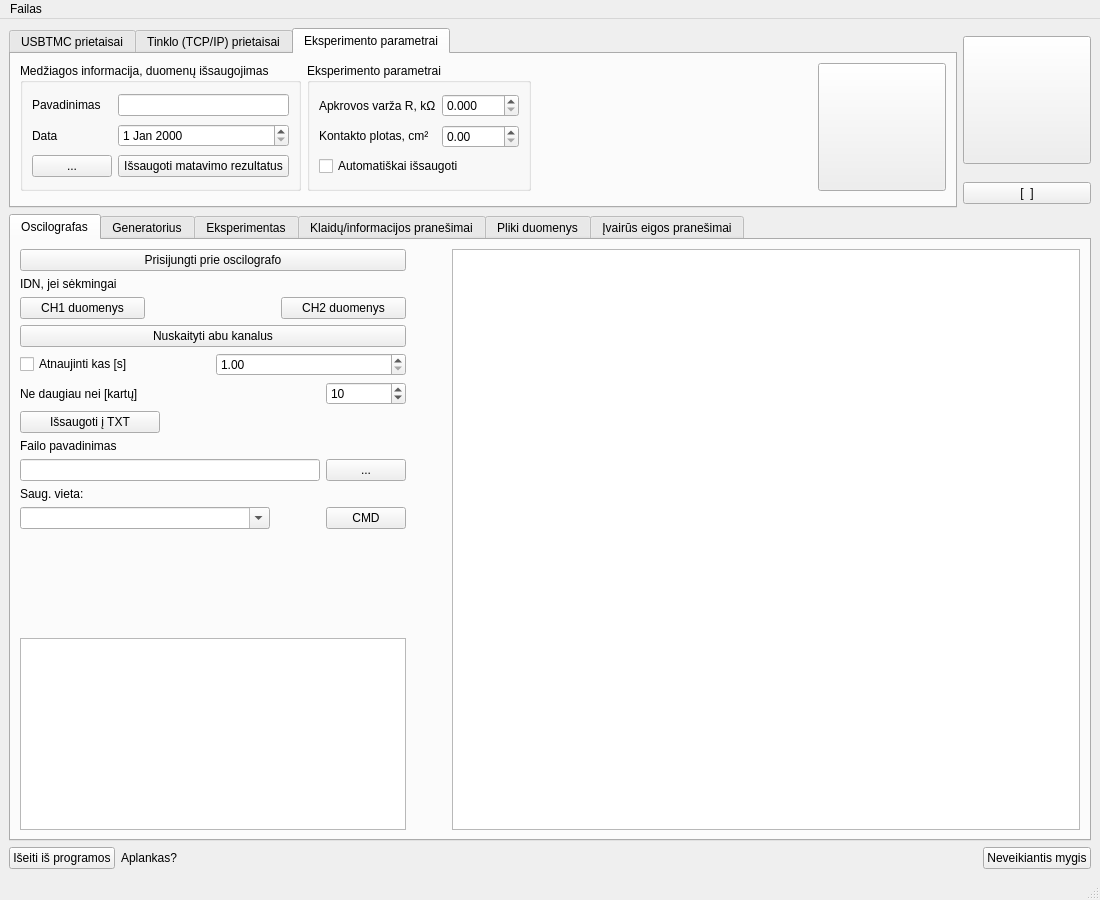
Old version of the form UIfiles/GUIThread.ui in the repository userIsTaken/TryUSB.
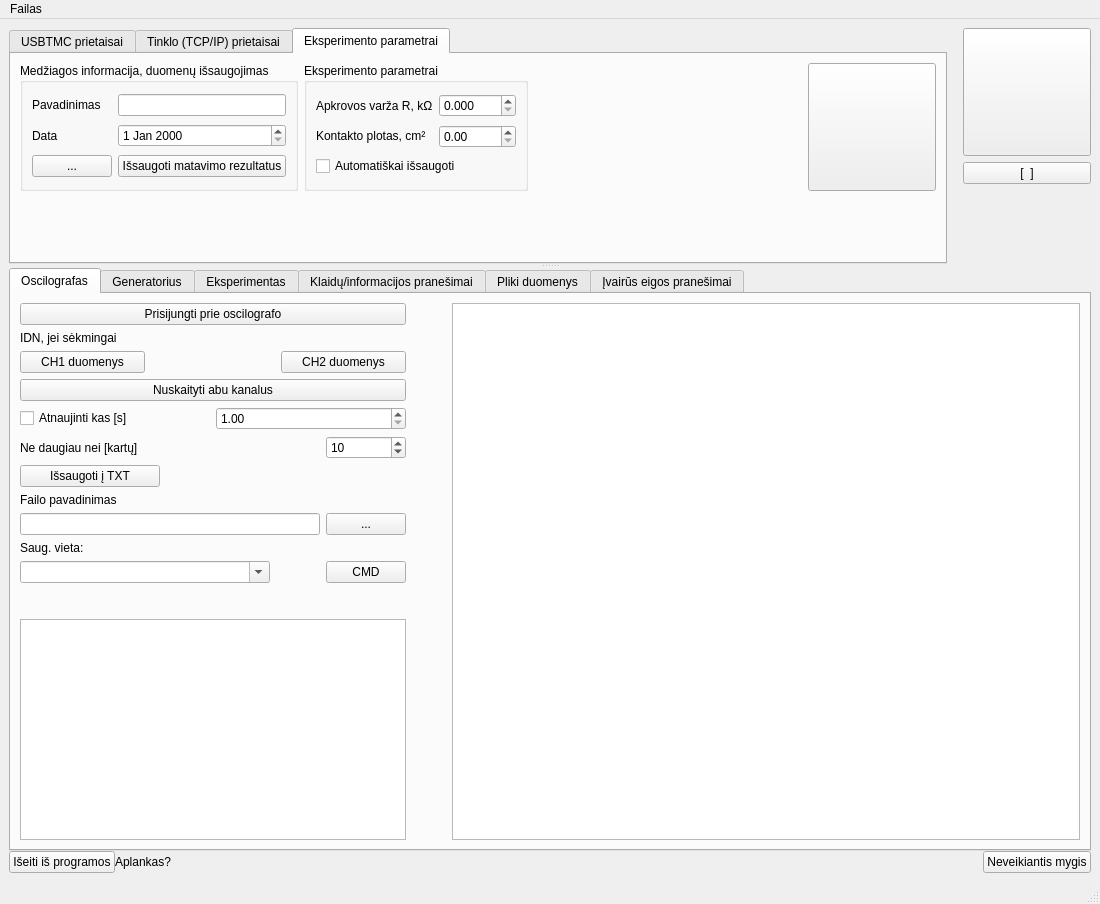
New version of the form. The open tabs and pages were chosen to show the change. Icons and pictures are not drawn. Custom widgets are drawn as their Qt base class.

```diff
--- a/UIfiles/GUIThread.ui
+++ b/UIfiles/GUIThread.ui
@@ -7,7 +7,7 @@
     <x>0</x>
     <y>0</y>
     <width>1100</width>
-    <height>900</height>
+    <height>904</height>
    </rect>
   </property>
   <property name="sizePolicy">
@@ -19,20 +19,25 @@
   <property name="minimumSize">
    <size>
     <width>1100</width>
-    <height>900</height>
+    <height>800</height>
    </size>
   </property>
   <property name="windowTitle">
    <string>GenOsci</string>
   </property>
   <widget class="QWidget" name="centralwidget">
-   <layout class="QGridLayout" name="gridLayout_28">
-    <item row="0" column="0" colspan="4">
-     <layout class="QGridLayout" name="gridLayout_3">
+   <layout class="QVBoxLayout" name="verticalLayout">
+    <item>
+     <widget class="QSplitter" name="splitter">
+      <property name="orientation">
+       <enum>Qt::Vertical</enum>
+      </property>
+      <widget class="QWidget" name="layoutWidget">
+       <layout class="QGridLayout" name="gridLayout_3" columnstretch="1,1,0">
       <property name="sizeConstraint">
-       <enum>QLayout::SetMaximumSize</enum>
-      </property>
-      <item row="0" column="0" rowspan="2">
+         <enum>QLayout::SetMinimumSize</enum>
+        </property>
+        <item row="0" column="0" rowspan="3">
        <widget class="QTabWidget" name="devicesTabWidget">
         <property name="sizePolicy">
          <sizepolicy hsizetype="Expanding" vsizetype="Expanding">
@@ -490,11 +495,24 @@
             </property>
            </spacer>
           </item>
+            <item row="1" column="3">
+             <spacer name="verticalSpacer_4">
+              <property name="orientation">
+               <enum>Qt::Vertical</enum>
+              </property>
+              <property name="sizeHint" stdset="0">
+               <size>
+                <width>20</width>
+                <height>40</height>
+               </size>
+              </property>
+             </spacer>
+            </item>
          </layout>
         </widget>
        </widget>
       </item>
-      <item row="0" column="1">
+        <item row="0" column="2">
        <widget class="QPushButton" name="anotherExitButton">
         <property name="sizePolicy">
          <sizepolicy hsizetype="Fixed" vsizetype="Fixed">
@@ -508,6 +526,12 @@
           <height>128</height>
          </size>
         </property>
+          <property name="maximumSize">
+           <size>
+            <width>128</width>
+            <height>128</height>
+           </size>
+          </property>
         <property name="text">
          <string/>
         </property>
@@ -519,19 +543,68 @@
         </property>
        </widget>
       </item>
-      <item row="1" column="1">
+        <item row="0" column="1">
+         <spacer name="horizontalSpacer_15">
+          <property name="orientation">
+           <enum>Qt::Horizontal</enum>
+          </property>
+          <property name="sizeType">
+           <enum>QSizePolicy::Fixed</enum>
+          </property>
+          <property name="sizeHint" stdset="0">
+           <size>
+            <width>10</width>
+            <height>20</height>
+           </size>
+          </property>
+         </spacer>
+        </item>
+        <item row="1" column="2">
        <widget class="QPushButton" name="fullscreenButton">
+          <property name="sizePolicy">
+           <sizepolicy hsizetype="Fixed" vsizetype="Fixed">
+            <horstretch>0</horstretch>
+            <verstretch>0</verstretch>
+           </sizepolicy>
+          </property>
+          <property name="maximumSize">
+           <size>
+            <width>130</width>
+            <height>30</height>
+           </size>
+          </property>
         <property name="text">
          <string>[  ]</string>
         </property>
        </widget>
       </item>
-     </layout>
-    </item>
-    <item row="1" column="0" colspan="4">
+        <item row="2" column="2">
+         <spacer name="verticalSpacer_7">
+          <property name="orientation">
+           <enum>Qt::Vertical</enum>
+          </property>
+          <property name="sizeHint" stdset="0">
+           <size>
+            <width>20</width>
+            <height>40</height>
+           </size>
+          </property>
+         </spacer>
+        </item>
+       </layout>
+      </widget>
+      <widget class="QWidget" name="layoutWidget">
+       <layout class="QGridLayout" name="gridLayout_28" rowstretch="0,0">
+        <property name="sizeConstraint">
+         <enum>QLayout::SetMinimumSize</enum>
+        </property>
+        <property name="spacing">
+         <number>0</number>
+        </property>
+        <item row="0" column="0">
      <widget class="QTabWidget" name="tabWidget">
       <property name="sizePolicy">
-       <sizepolicy hsizetype="Expanding" vsizetype="MinimumExpanding">
+           <sizepolicy hsizetype="Expanding" vsizetype="Expanding">
         <horstretch>0</horstretch>
         <verstretch>0</verstretch>
        </sizepolicy>
@@ -539,7 +612,13 @@
       <property name="minimumSize">
        <size>
         <width>0</width>
-        <height>0</height>
+            <height>400</height>
+           </size>
+          </property>
+          <property name="maximumSize">
+           <size>
+            <width>16777215</width>
+            <height>800</height>
        </size>
       </property>
       <property name="currentIndex">
@@ -735,6 +814,9 @@
           <property name="orientation">
            <enum>Qt::Vertical</enum>
           </property>
+              <property name="sizeType">
+               <enum>QSizePolicy::Minimum</enum>
+              </property>
           <property name="sizeHint" stdset="0">
            <size>
             <width>20</width>
@@ -1842,21 +1924,23 @@
       </widget>
      </widget>
     </item>
-    <item row="2" column="0">
+        <item row="1" column="0">
+         <layout class="QHBoxLayout" name="horizontalLayout">
+          <item>
      <widget class="QPushButton" name="closeButton">
       <property name="text">
        <string>Išeiti iš programos</string>
       </property>
      </widget>
     </item>
-    <item row="2" column="1">
+          <item>
      <widget class="QLabel" name="pathLabel">
       <property name="text">
        <string>Aplankas?</string>
       </property>
      </widget>
     </item>
-    <item row="2" column="2">
+          <item>
      <spacer name="horizontalSpacer">
       <property name="orientation">
        <enum>Qt::Horizontal</enum>
@@ -1869,11 +1953,17 @@
       </property>
      </spacer>
     </item>
-    <item row="2" column="3">
+          <item>
      <widget class="QPushButton" name="unused_button">
       <property name="text">
        <string>Neveikiantis mygis</string>
       </property>
+           </widget>
+          </item>
+         </layout>
+        </item>
+       </layout>
+      </widget>
      </widget>
     </item>
    </layout>
```
Lines whose indentation alone changed are shown as unchanged.
